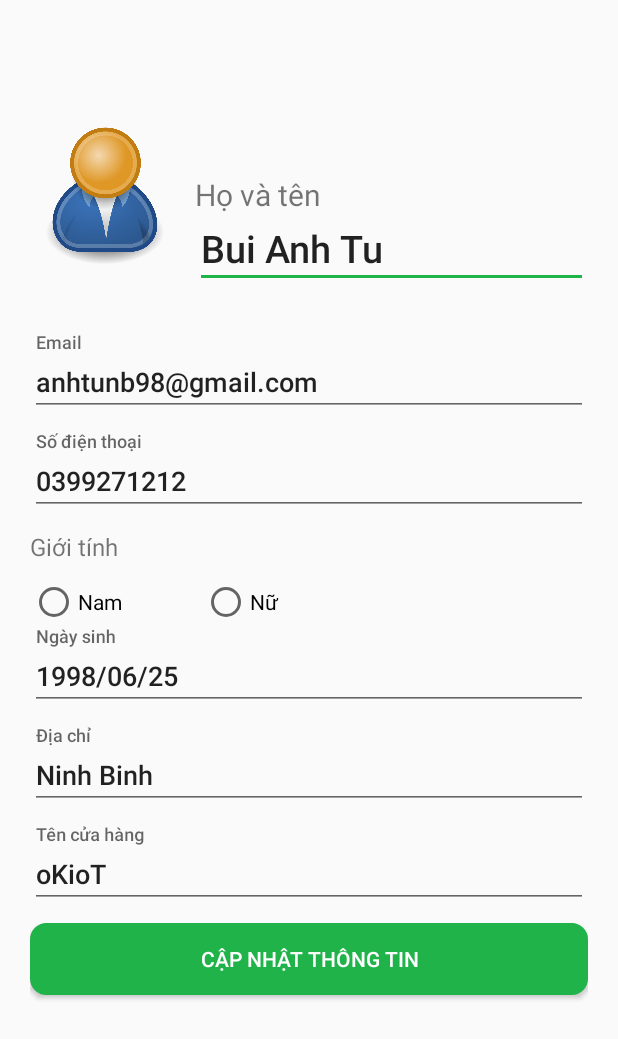
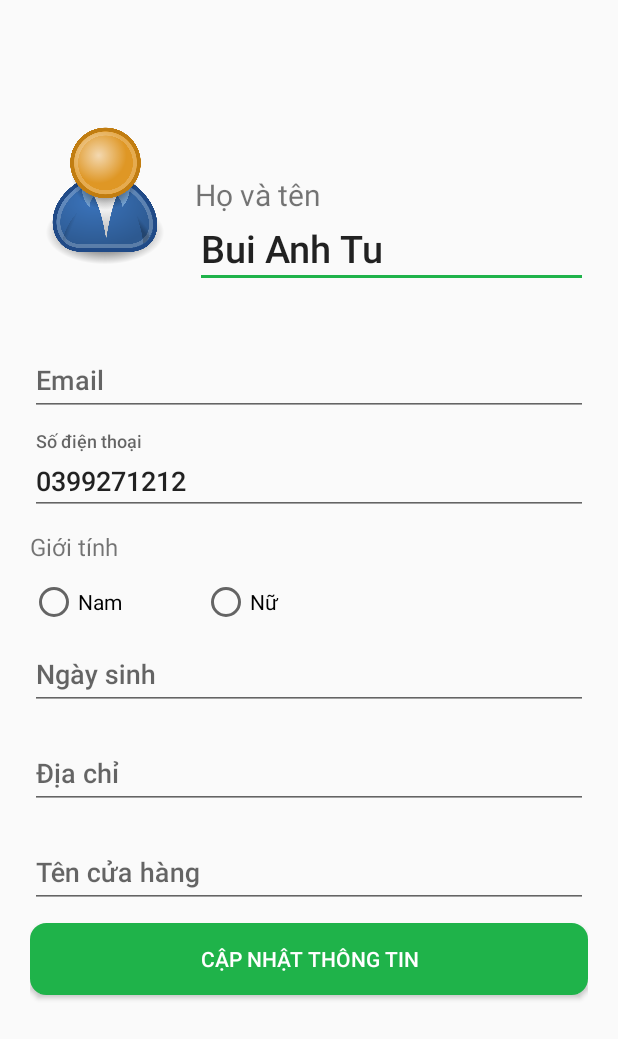
Before and after one commit to ahnkiot123a/CapstoneProject, an Android app: the UserInformationActivity screen opened directly, with no data from a screen before it, on a phone screen of 412 x 824 dp. Shown: the top 1039 px of the screen. Run offline under Robolectric (Android 15) with nearby library versions, the phone set to English and light mode, and no system bars; our stand-ins replace Firebase (no records; nobody signed in at launch, a user with empty details on screens opened directly); 7 statements that could not run were skipped.

Commit message:
updateUserInfo ver1.1

```diff
--- a/app/src/main/java/com/koit/capstonproject_version_1/Controller/UserController.java
+++ b/app/src/main/java/com/koit/capstonproject_version_1/Controller/UserController.java
@@ -118,4 +118,5 @@ public class UserController {
         }
     }
 
+
 }
--- a/app/src/main/res/layout/activity_user_information.xml
+++ b/app/src/main/res/layout/activity_user_information.xml
@@ -75,8 +75,7 @@
                     android:layout_width="match_parent"
                     android:layout_height="wrap_content"
                     android:fontFamily="sans-serif-medium"
-                    android:drawablePadding="10dp"
-                    android:text="anhtunb98@gmail.com" />
+                    android:drawablePadding="10dp" />
 
 
             </com.google.android.material.textfield.TextInputLayout>
@@ -93,6 +92,8 @@
                     android:layout_height="wrap_content"
                     android:fontFamily="sans-serif-medium"
                     android:drawablePadding="10dp"
+                    android:editable="false"
+
                     android:text="0399271212" />
 
 
@@ -142,8 +143,7 @@
                     android:layout_height="wrap_content"
                     android:fontFamily="sans-serif-medium"
                     android:onClick="getNewDate"
-                    android:drawablePadding="10dp"
-                    android:text="1998/06/25" />
+                    android:drawablePadding="10dp" />
 
 
             </com.google.android.material.textfield.TextInputLayout>
@@ -158,9 +158,9 @@
                     android:id="@+id/edAddress"
                     android:layout_width="match_parent"
                     android:layout_height="wrap_content"
+
                     android:fontFamily="sans-serif-medium"
-                    android:drawablePadding="10dp"
-                    android:text="Ninh Binh" />
+                    android:drawablePadding="10dp" />
 
 
             </com.google.android.material.textfield.TextInputLayout>
@@ -176,8 +176,7 @@
                     android:layout_width="match_parent"
                     android:layout_height="wrap_content"
                     android:fontFamily="sans-serif-medium"
-                    android:drawablePadding="10dp"
-                    android:text="oKioT" />
+                    android:drawablePadding="10dp" />
 
 
             </com.google.android.material.textfield.TextInputLayout>
```
Also changed, not shown: app/src/main/java/com/koit/capstonproject_version_1/Controller/InputController.java (+41 -0 lines), app/src/main/java/com/koit/capstonproject_version_1/View/UserInformationActivity.java (+68 -1 lines).
